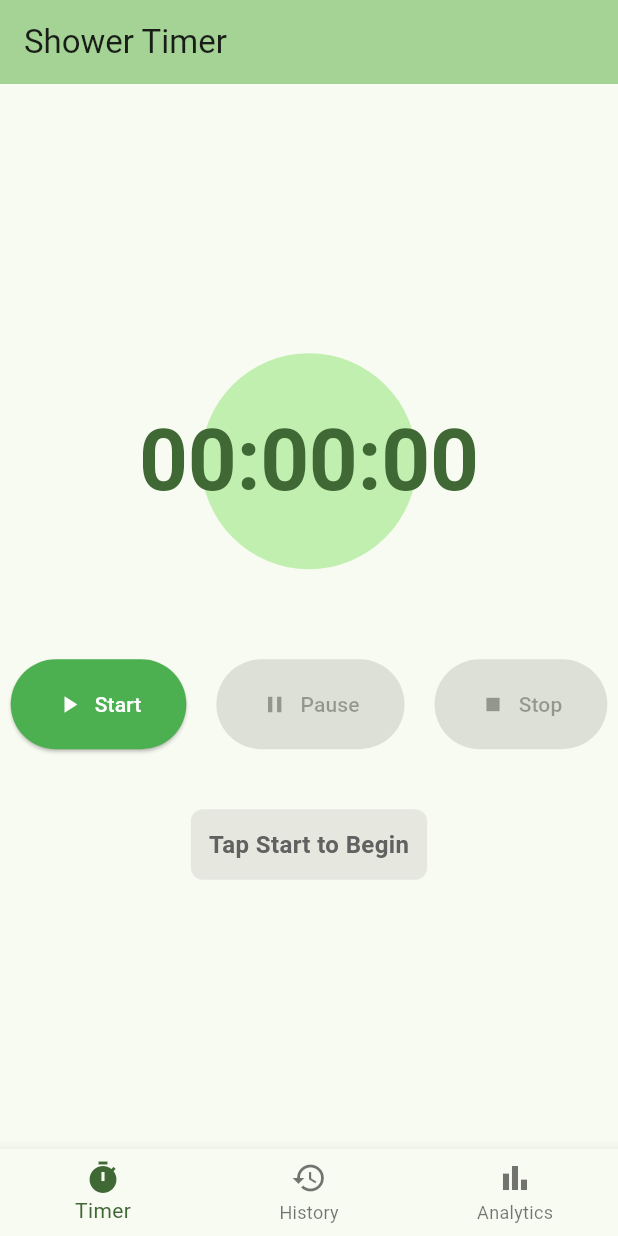
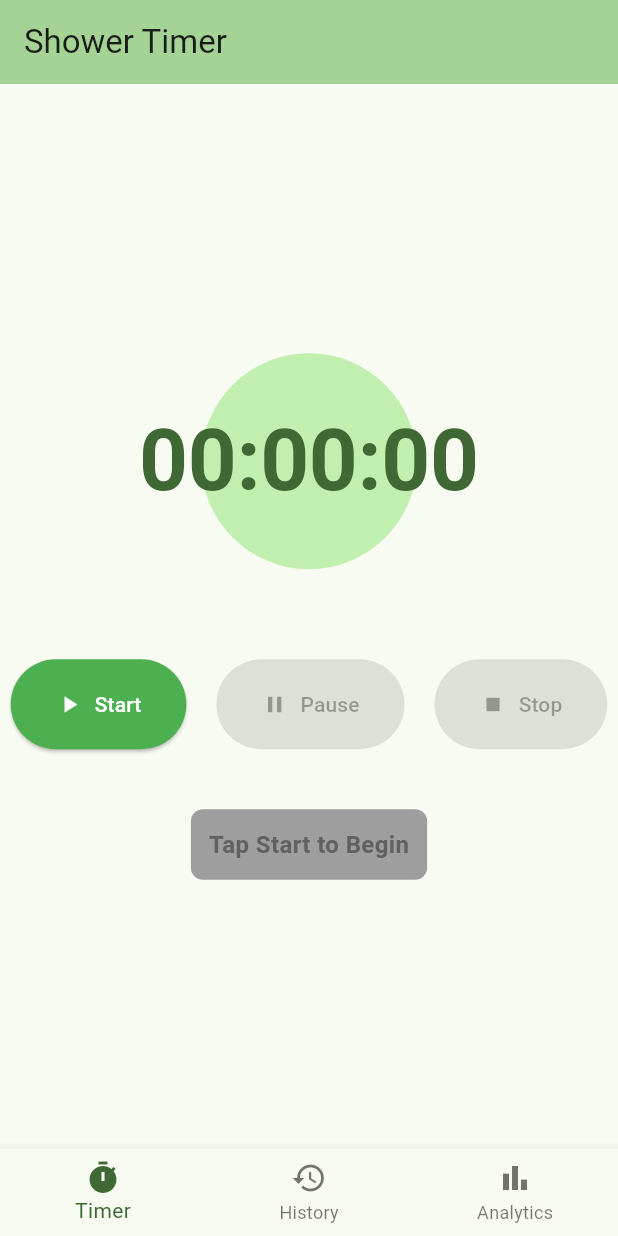
Before and after one commit to neo2100/smart_shower_meter, a Flutter app: the screen it shows after launch, on a phone screen of 412 x 824 dp. Run offline on Flutter 3.47's test engine with Material 3 defaults, Android fonts, the phone set to English and light mode, and no system bars; our stand-ins replace shared_preferences.

Commit message:
Fix the workflow

```diff
--- a/lib/pages/timer_page.dart
+++ b/lib/pages/timer_page.dart
@@ -196,10 +196,10 @@ class _TimerPageState extends State<TimerPage> {
               padding: const EdgeInsets.all(12),
               decoration: BoxDecoration(
                 color: _isRunning
-                    ? Colors.green.withOpacity(0.2)
+                    ? Colors.green.withValues(alpha: 0.2 * 255)
                     : _elapsed.inSeconds > 0
-                    ? Colors.orange.withOpacity(0.2)
-                    : Colors.grey.withOpacity(0.2),
+                    ? Colors.orange.withValues(alpha: 0.2 * 255)
+                    : Colors.grey.withValues(alpha: 0.2 * 255),
                 borderRadius: BorderRadius.circular(8),
               ),
               child: Text(
--- a/pubspec.yaml
+++ b/pubspec.yaml
@@ -39,6 +39,7 @@ dependencies:
   path_provider: ^2.1.2
   hive: ^2.2.3
   hive_flutter: ^1.1.0
+  path: ^1.9.1
 
 dev_dependencies:
   flutter_test:
```
Also changed, not shown: pubspec.lock, 3 other files.
